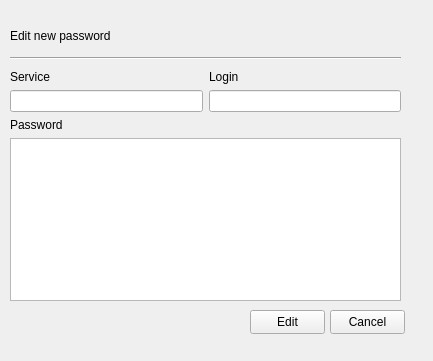
Above: editwidget.ui from pkuszn/PasswordManagerQT before the change. Below: the same form after it.
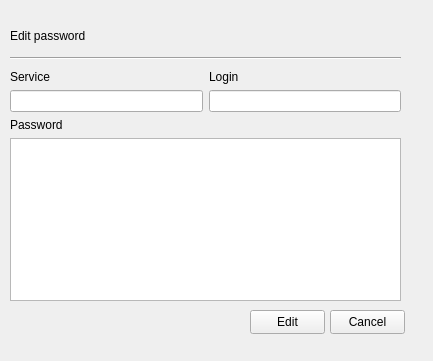
That is the form after the change.

Diff of the .ui file:
```diff
--- a/editwidget.ui
+++ b/editwidget.ui
@@ -52,7 +52,7 @@
     </rect>
    </property>
    <property name="text">
-    <string>Edit new password</string>
+    <string>Edit password</string>
    </property>
   </widget>
   <widget class="Line" name="line">
```
